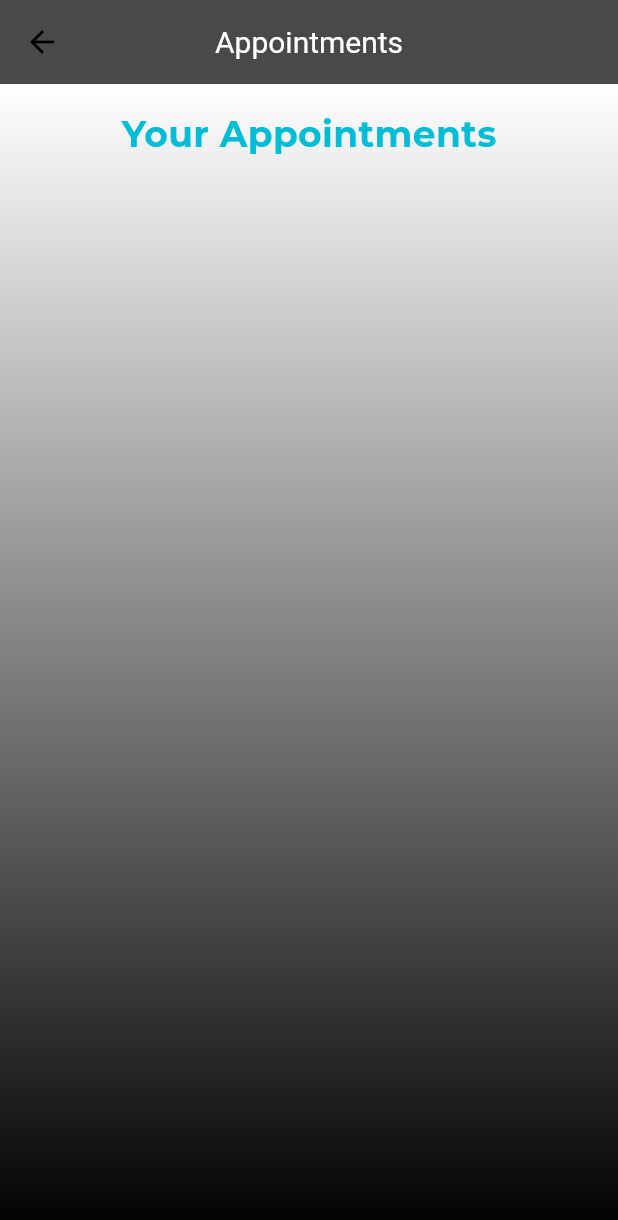
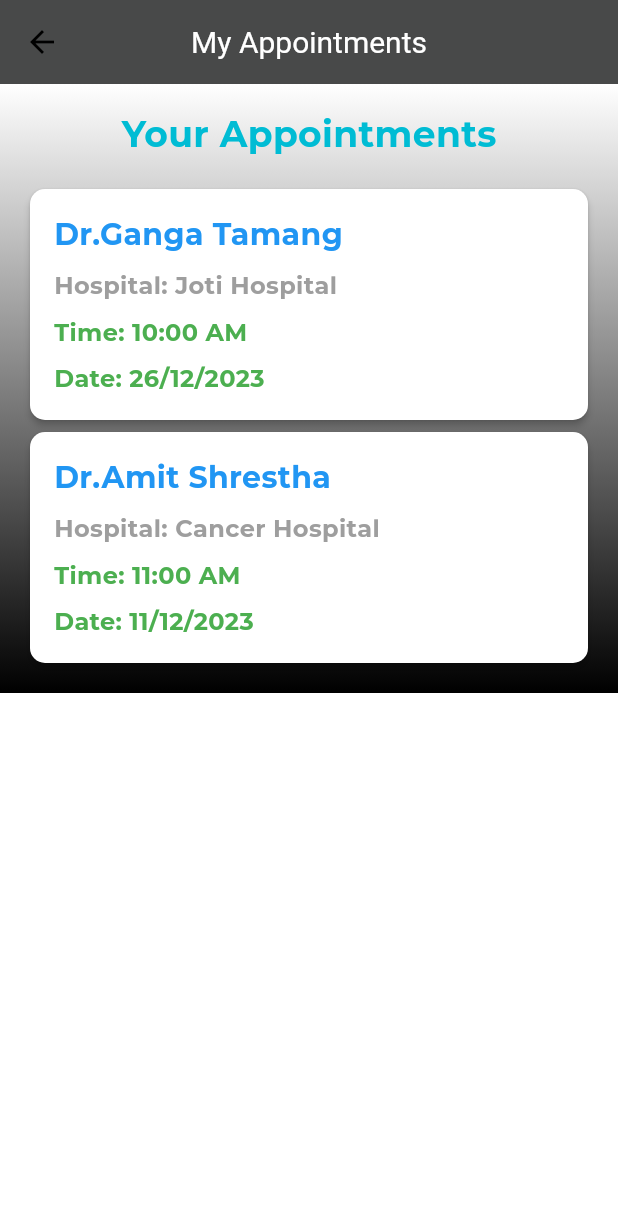
Before and after one commit to callmekrish5/mobile, a Flutter app: the AppointmentView screen opened directly, on a phone screen of 412 x 824 dp. Shown: the top 1220 px of the screen. Run offline on Flutter 3.47's test engine with Material 3 defaults, Android fonts, the phone set to English and light mode, and no system bars; our stand-ins replace connectivity_plus, dartz, dio, equatable, flutter_riverpod, freezed_annotation and 5 more; missing offline and left inert: all_sensors2, shake; accounts and stored records are empty; network calls fail.

Commit message:
fix bugs and sjow appointments

```diff
--- a/lib/features/appointment/presentation/view/appointments.dart
+++ b/lib/features/appointment/presentation/view/appointments.dart
@@ -1,5 +1,7 @@
 import 'package:flutter/material.dart';
 import 'package:flutter_riverpod/flutter_riverpod.dart';
+import 'package:my_app/db/take_appointment.dart';
+import '../../../../db/data.dart';
 import '../../domain/entity/appointment_entity.dart';
 import '../viewmodel/appointment_view_model.dart';
 
@@ -18,30 +20,21 @@ class _AppointmentViewState extends ConsumerState<AppointmentView> {
     var AppointmentState = ref.watch(appointmentViewModelProvider);
     List<AppointmentEntity> appointmentList = AppointmentState.appointments;
 
+    List<TakeAppointment> myAppointments = Data.myAppointmentList;
+
     return Scaffold(
       appBar: AppBar(
-        title: const Text('Appointments'),
-        // actions: [
-        //   IconButton(
-        //     onPressed: () {
-        //       ref.read(appointmentViewModelProvider.notifier).getAppointments();
-        //       // ref.read(courseViewModelProvider.notifier).getCourses();
-        //       showSnackBar(message: 'Refressing...', context: context);
-        //     },
-        //     icon: const Icon(
-        //       Icons.refresh,
-        //       color: Colors.white,
-        //     ),
-        //   ),
-        // ]
+        title: const Text('My Appointments'),
       ),
       body: RefreshIndicator(
         onRefresh: () async {
-          await ref.read(appointmentViewModelProvider.notifier).getAppointments();
+          await ref
+              .read(appointmentViewModelProvider.notifier)
+              .getAppointments();
           showSnackBar(message: 'Refressing...', context: context);
         },
         child: Container(
-          decoration: BoxDecoration(
+          decoration: const BoxDecoration(
             gradient: LinearGradient(
               colors: [Colors.white, Colors.black], // Add your gradient colors
               begin: Alignment.topCenter,
@@ -49,11 +42,12 @@ class _AppointmentViewState extends ConsumerState<AppointmentView> {
             ),
           ),
           child: Padding(
-            padding: EdgeInsets.all(16.0),
+            padding: const EdgeInsets.all(16.0),
+            child: SingleChildScrollView(
               child: Column(
                 crossAxisAlignment: CrossAxisAlignment.start,
                 children: [
-                Center(
+                  const Center(
                     child: Text(
                       'Your Appointments',
                       style: TextStyle(
@@ -63,21 +57,17 @@ class _AppointmentViewState extends ConsumerState<AppointmentView> {
                       ),
                     ),
                   ),
-                SizedBox(height: 16),
-                Expanded(
-                  child: ListView.builder(
-                    itemCount: appointmentList.length,
-                    itemBuilder: (context, index) {
-                      final appointment = appointmentList[index];
-                      return AppointmentCard(
-                        date: appointment.date,
-                        time: appointment.time,
-                        status: "approved",
-                      );
-                    },
+                  const SizedBox(height: 16),
+                  for (int i = 0; i < myAppointments.length; i++) ...{
+                    AppointmentCard(
+                      date: myAppointments[i].date,
+                      time: myAppointments[i].time,
+                      hospitalName: myAppointments[i].hospitalName,
+                      doctorName: myAppointments[i].doctorName,
+                    )
+                  }
+                ],
               ),
-                ),
-              ],
             ),
           ),
         ),
@@ -89,13 +79,15 @@ class _AppointmentViewState extends ConsumerState<AppointmentView> {
 class AppointmentCard extends StatefulWidget {
   final String date;
   final String time;
-  final String status;
+  final String hospitalName;
+  final String doctorName;
 
   const AppointmentCard({
     super.key,
     required this.date,
     required this.time,
-    required this.status,
+    required this.hospitalName,
+    required this.doctorName,
   });
 
   @override
@@ -106,8 +98,8 @@ class _AppointmentCardState extends State<AppointmentCard> {
   @override
   Widget build(BuildContext context) {
     return SizedBox(
-      height: 140,
-      width: 500, // Adjust the height as per your preference
+      // height: 140,
+      width: double.infinity, // Adjust the height as per your preference
       child: Card(
         elevation: 2,
         shape: RoundedRectangleBorder(
@@ -119,7 +111,7 @@ class _AppointmentCardState extends State<AppointmentCard> {
             crossAxisAlignment: CrossAxisAlignment.start,
             children: [
               Text(
-                widget.date,
+                'Dr.${widget.doctorName}',
                 style: const TextStyle(
                   fontSize: 20,
                   fontWeight: FontWeight.bold,
@@ -128,7 +120,7 @@ class _AppointmentCardState extends State<AppointmentCard> {
               ),
               const SizedBox(height: 8),
               Text(
-                widget.time,
+                'Hospital: ${widget.hospitalName}',
                 style: const TextStyle(
                   fontSize: 16,
                   color: Colors.grey,
@@ -136,7 +128,16 @@ class _AppointmentCardState extends State<AppointmentCard> {
               ),
               const SizedBox(height: 8),
               Text(
-                widget.status,
+                'Time: ${widget.time}',
+                style: const TextStyle(
+                  fontSize: 16,
+                  color: Colors.green,
+                  fontWeight: FontWeight.bold,
+                ),
+              ),
+              const SizedBox(height: 8),
+              Text(
+                'Date: ${widget.date}',
                 style: const TextStyle(
                   fontSize: 16,
                   color: Colors.green,
```
Lines whose indentation alone changed are shown as unchanged.
